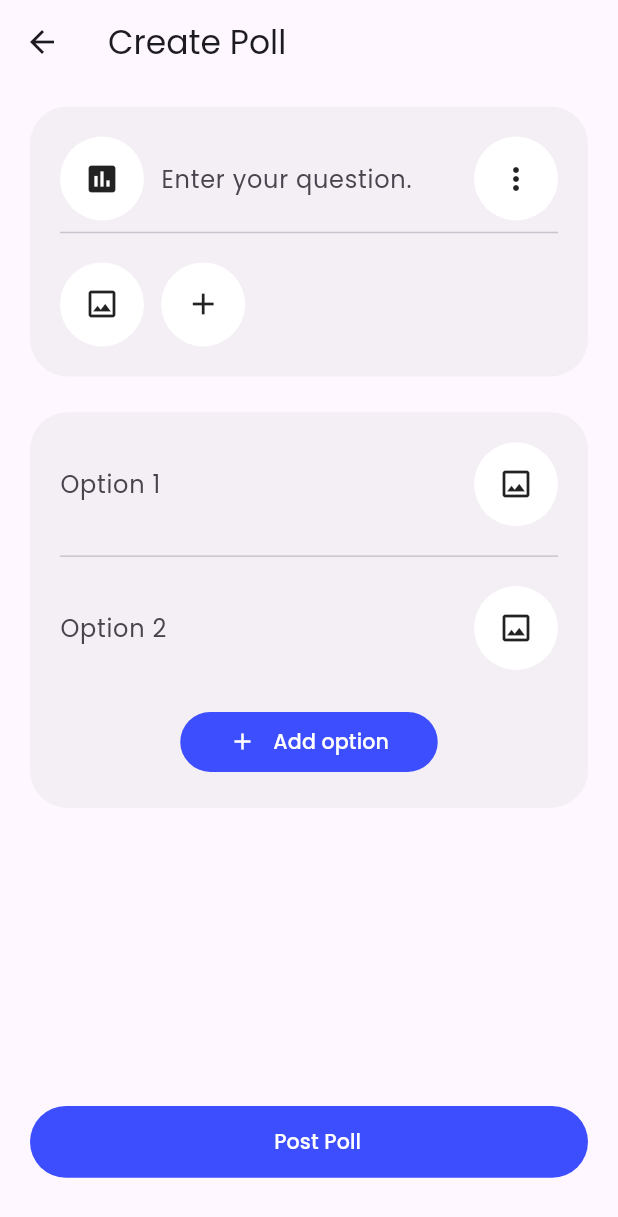
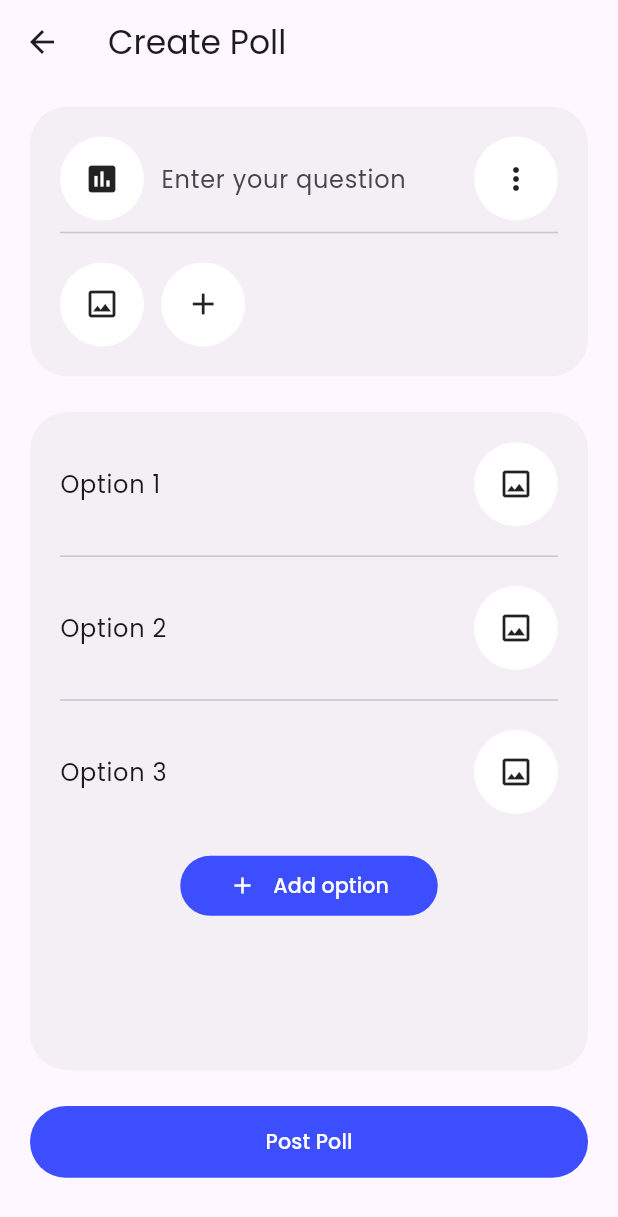
Before and after one commit to DevPrecious/publicoptionapp, a Flutter app: the CreatePollScreen screen opened directly, after a tap on "Add option", on a phone screen of 412 x 824 dp. Shown: the top 1217 px of the screen. Run offline on Flutter 3.47's test engine with Material 3 defaults, Android fonts, the phone set to English and light mode, and no system bars; our stand-ins replace flutter_screenutil, get, google_fonts; network calls fail.

Commit message:
[add] Duplicate

```diff
--- /dev/null
+++ b/lib/controller/poll_controller.dart
@@ -0,0 +1,25 @@
+import 'package:get/get.dart';
+
+class PollController extends GetxController {
+  // Observable list to store poll options
+  var options = <String>[].obs;
+
+  @override
+  void onInit() {
+    super.onInit();
+    // Initialize with two default options
+    options.addAll(['Option 1', 'Option 2']);
+  }
+
+  // Method to add a new option
+  void addOption() {
+    options.add('Option ${options.length + 1}');
+  }
+
+  // Method to update an option text
+  void updateOption(int index, String newText) {
+    if (index >= 0 && index < options.length) {
+      options[index] = newText;
+    }
+  }
+}
--- a/lib/screens/create_poll_screen.dart
+++ b/lib/screens/create_poll_screen.dart
@@ -1,5 +1,7 @@
 import 'package:flutter/material.dart';
 import 'package:flutter_screenutil/flutter_screenutil.dart';
+import 'package:get/get.dart';
+import 'package:publicoptionapp/controller/poll_controller.dart';
 import 'package:publicoptionapp/widgets/button_widget.dart';
 import 'package:publicoptionapp/widgets/container_widget.dart';
 import 'package:publicoptionapp/widgets/option_widget.dart';
@@ -14,16 +16,30 @@ class CreatePollScreen extends StatefulWidget {
 }
 
 class _CreatePollScreenState extends State<CreatePollScreen> {
+  final PollController _pollController = Get.put(PollController());
+
   @override
   Widget build(BuildContext context) {
     return Scaffold(
-      appBar: AppBar(title: Text('Create Poll')),
-      body: Padding(
-        padding: const EdgeInsets.symmetric(horizontal: 20.0, vertical: 15.0),
+      appBar: AppBar(title: const Text('Create Poll')),
+      body: LayoutBuilder(
+        builder: (context, constraints) {
+          return SingleChildScrollView(
+            child: ConstrainedBox(
+              constraints: BoxConstraints(minHeight: constraints.maxHeight),
+              child: IntrinsicHeight(
+                child: Padding(
+                  padding: const EdgeInsets.symmetric(
+                    horizontal: 20.0,
+                    vertical: 15.0,
+                  ),
                   child: Column(
+                    crossAxisAlignment: CrossAxisAlignment.stretch,
                     children: [
+                      // Question Section
                       ContainerWidget(
                         child: Column(
+                          crossAxisAlignment: CrossAxisAlignment.start,
                           children: [
                             Row(
                               mainAxisAlignment: MainAxisAlignment.spaceBetween,
@@ -31,55 +47,104 @@ class _CreatePollScreenState extends State<CreatePollScreen> {
                                 Expanded(
                                   child: Row(
                                     children: [
-                            RoundedIconWidget(icon: Icon(Icons.poll)),
+                                      const RoundedIconWidget(
+                                        icon: Icon(Icons.poll),
+                                      ),
                                       SizedBox(width: 10.w),
-                            Expanded(
+                                      const Expanded(
                                         child: TextFieldWidget(
-                                hintText: 'Enter your question.',
+                                          hintText: 'Enter your question',
                                         ),
                                       ),
                                     ],
                                   ),
                                 ),
-                      RoundedIconWidget(icon: Icon(Icons.more_vert)),
+                                const RoundedIconWidget(
+                                  icon: Icon(Icons.more_vert),
+                                ),
                               ],
                             ),
-                  Divider(),
+                            const Divider(),
                             SizedBox(height: 10.h),
                             Row(
                               children: [
-                      RoundedIconWidget(icon: Icon(Icons.photo_outlined)),
+                                const RoundedIconWidget(
+                                  icon: Icon(Icons.photo_outlined),
+                                ),
                                 SizedBox(width: 10.w),
-                      RoundedIconWidget(icon: Icon(Icons.add)),
+                                const RoundedIconWidget(icon: Icon(Icons.add)),
                               ],
                             ),
                           ],
                         ),
                       ),
+
                       SizedBox(height: 20.h),
-            ContainerWidget(
-              child: Column(
+
+                      // Options Section
+                      Expanded(
+                        child: ContainerWidget(
+                          child: Obx(
+                            () => Column(
                               children: [
-                  OptionWidget(text: 'Option 1'),
+                                ..._pollController.options.asMap().entries.map((
+                                  entry,
+                                ) {
+                                  final index = entry.key;
+                                  final option = entry.value;
+                                  return Column(
+                                    children: [
+                                      OptionWidget(
+                                        key: ValueKey('option_$index'),
+                                        text: option,
+                                        onChanged:
+                                            (value) => _pollController
+                                                .updateOption(index, value),
+                                      ),
+                                      if (index <
+                                          _pollController.options.length - 1)
                                         Padding(
-                    padding: EdgeInsets.symmetric(vertical: 10.h),
-                    child: Divider(),
+                                          padding: EdgeInsets.symmetric(
+                                            vertical: 10.h,
                                           ),
-                  OptionWidget(text: 'Option 2'),
+                                          child: const Divider(),
+                                        ),
+                                    ],
+                                  );
+                                }).toList(),
                                 SizedBox(height: 20.h),
                                 SizedBox(
                                   width: 150.w,
-                    child: ButtonWidget(icon: Icons.add, text: 'Add option'),
+                                  child: ButtonWidget(
+                                    icon: Icons.add,
+                                    text: 'Add option',
+                                    onPressed: _pollController.addOption,
+                                  ),
                                 ),
                               ],
                             ),
                           ),
-            Spacer(),
-            SizedBox(height: 40.h, child: ButtonWidget(text: 'Post Poll')),
+                        ),
+                      ),
+                      SizedBox(height: 20.h),
+                      SizedBox(
+                        height: 40.h,
+                        child: ButtonWidget(
+                          text: 'Post Poll',
+                          onPressed: () {
+                            // Handle post poll
+                          },
+                        ),
+                      ),
                       SizedBox(height: 20.h),
                     ],
                   ),
                 ),
+              ),
+            ),
+          );
+        },
+      ),
     );
   }
 }
--- a/lib/widgets/button_widget.dart
+++ b/lib/widgets/button_widget.dart
@@ -3,22 +3,34 @@ import 'package:flutter_screenutil/flutter_screenutil.dart';
 import 'package:publicoptionapp/const/colors.dart';
 
 class ButtonWidget extends StatelessWidget {
-  const ButtonWidget({super.key, this.icon, required this.text});
+  const ButtonWidget({
+    super.key,
+    this.icon,
+    required this.text,
+    this.onPressed,
+  });
 
   final IconData? icon;
   final String text;
+  final VoidCallback? onPressed;
 
   @override
   Widget build(BuildContext context) {
     return ElevatedButton(
-      onPressed: () {},
-      style: ElevatedButton.styleFrom(backgroundColor: blueColor, elevation: 0),
+      onPressed: onPressed,
+      style: ElevatedButton.styleFrom(
+        backgroundColor: blueColor,
+        elevation: 0,
+      ),
       child: Row(
         mainAxisAlignment: MainAxisAlignment.center,
         children: [
-          icon != null ? Icon(icon, color: Colors.white) : SizedBox(),
-          SizedBox(width: 10.w),
-          Text(text, style: TextStyle(fontSize: 12.sp, color: Colors.white)),
+          if (icon != null) Icon(icon, color: Colors.white),
+          if (icon != null) SizedBox(width: 10.w),
+          Text(
+            text,
+            style: TextStyle(fontSize: 12.sp, color: Colors.white),
+          ),
         ],
       ),
     );
--- a/lib/widgets/option_widget.dart
+++ b/lib/widgets/option_widget.dart
@@ -2,17 +2,47 @@ import 'package:flutter/material.dart';
 import 'package:publicoptionapp/widgets/rounded_icon_widget.dart';
 import 'package:publicoptionapp/widgets/text_field_widget.dart';
 
-class OptionWidget extends StatelessWidget {
-  const OptionWidget({super.key, required this.text});
+class OptionWidget extends StatefulWidget {
+  const OptionWidget({
+    super.key,
+    required this.text,
+    this.onChanged,
+  });
 
   final String text;
+  final ValueChanged<String>? onChanged;
+
+  @override
+  State<OptionWidget> createState() => _OptionWidgetState();
+}
+
+class _OptionWidgetState extends State<OptionWidget> {
+  late final TextEditingController _controller;
+
+  @override
+  void initState() {
+    super.initState();
+    _controller = TextEditingController(text: widget.text);
+  }
+
+  @override
+  void dispose() {
+    _controller.dispose();
+    super.dispose();
+  }
 
   @override
   Widget build(BuildContext context) {
     return Row(
       mainAxisAlignment: MainAxisAlignment.spaceBetween,
       children: [
-        Expanded(child: TextFieldWidget(hintText: text)),
+        Expanded(
+          child: TextFieldWidget(
+            controller: _controller,
+            hintText: 'Enter option',
+            onChanged: widget.onChanged,
+          ),
+        ),
         RoundedIconWidget(icon: Icon(Icons.photo_outlined)),
       ],
     );
--- a/lib/widgets/text_field_widget.dart
+++ b/lib/widgets/text_field_widget.dart
@@ -1,14 +1,26 @@
 import 'package:flutter/material.dart';
 
 class TextFieldWidget extends StatelessWidget {
-  const TextFieldWidget({super.key, required this.hintText});
+  const TextFieldWidget({
+    super.key,
+    this.controller,
+    required this.hintText,
+    this.onChanged,
+  });
 
+  final TextEditingController? controller;
   final String hintText;
+  final ValueChanged<String>? onChanged;
 
   @override
   Widget build(BuildContext context) {
     return TextField(
-      decoration: InputDecoration(border: InputBorder.none, hintText: hintText),
+      controller: controller,
+      onChanged: onChanged,
+      decoration: InputDecoration(
+        border: InputBorder.none,
+        hintText: hintText,
+      ),
     );
   }
 }
--- a/pubspec.yaml
+++ b/pubspec.yaml
@@ -38,6 +38,7 @@ dependencies:
   http: ^1.4.0
   google_fonts: ^6.2.1
   flutter_screenutil: ^5.9.3
+  image_picker: ^1.1.2
 
 dev_dependencies:
   flutter_test:
```
Also changed, not shown: pubspec.lock, 6 other files. Lines whose indentation alone changed are shown as unchanged.
